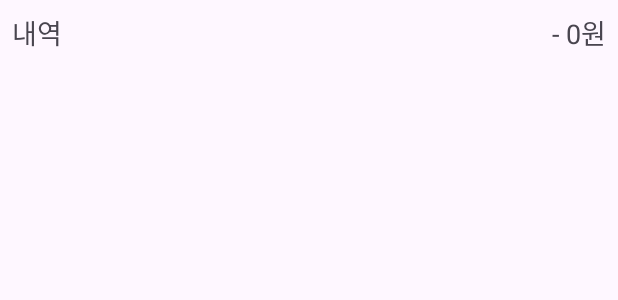
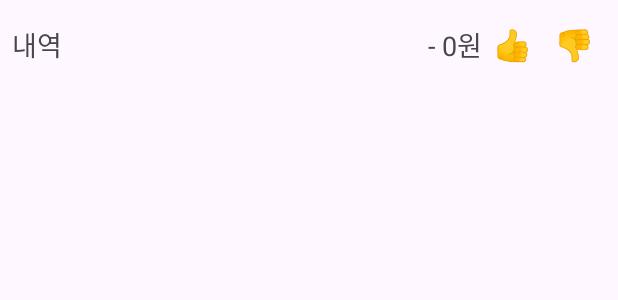
Before and after one commit to sujikim1130/SWU_GURU2_8, an Android app: the layout item_expense.xml on its own in the app's theme, with its tools: preview values and no code run, on a phone screen of 412 x 824 dp. Shown: the top 300 px of the screen. Run offline under Robolectric (Android 15) with nearby library versions, the phone set to English and light mode, and no system bars.

Commit message:
sub2 commit

```diff
--- a/app/src/main/java/com/example/financialledgerapp/ExpenseAdapter.kt
+++ b/app/src/main/java/com/example/financialledgerapp/ExpenseAdapter.kt
@@ -5,7 +5,7 @@ import android.view.View
 import android.view.ViewGroup
 import android.widget.TextView
 import androidx.recyclerview.widget.RecyclerView
-import com.example.financialledgerapp.Expense
+import androidx.core.content.ContextCompat
 
 class ExpenseAdapter(private var expenses: List<Expense>) : RecyclerView.Adapter<ExpenseAdapter.ExpenseViewHolder>() {
 
@@ -27,6 +27,17 @@ class ExpenseAdapter(private var expenses: List<Expense>) : RecyclerView.Adapter
             "- ${expense.amount.toInt()}원"
         }
         holder.textAmount.text = amountText
+
+        // 색상 변경: 수입이면 파랑색, 지출이면 빨간색
+        val textColor = if (expense.transactionType == "수입") {
+            R.color.blue
+        } else {
+            R.color.red
+        }
+
+        // 텍스트 색상 변경
+        holder.textDetail.setTextColor(ContextCompat.getColor(holder.itemView.context, textColor))
+        holder.textAmount.setTextColor(ContextCompat.getColor(holder.itemView.context, textColor))
     }
 
     override fun getItemCount(): Int {
--- a/app/src/main/res/layout/item_expense.xml
+++ b/app/src/main/res/layout/item_expense.xml
@@ -21,4 +21,27 @@
         android:textSize="18sp"
         android:gravity="end"
         android:text="- 0원" />
+
+    <!-- 만족도 버튼 (이모지 사용) -->
+    <TextView
+        android:id="@+id/thumbsUp"
+        android:layout_width="wrap_content"
+        android:layout_height="wrap_content"
+        android:text="👍"
+        android:textSize="20sp"
+        android:padding="8dp"
+        android:textColor="@color/gray"
+        android:clickable="true"
+        android:focusable="true" />
+
+    <TextView
+        android:id="@+id/thumbsDown"
+        android:layout_width="wrap_content"
+        android:layout_height="wrap_content"
+        android:text="👎"
+        android:textSize="20sp"
+        android:padding="8dp"
+        android:textColor="@color/gray"
+        android:clickable="true"
+        android:focusable="true" />
 </LinearLayout>
--- a/app/src/main/res/values/colors.xml
+++ b/app/src/main/res/values/colors.xml
@@ -2,4 +2,8 @@
 <resources>
     <color name="black">#FF000000</color>
     <color name="white">#FFFFFFFF</color>
+    <color name="gray">#888888</color>
+    <color name="red">#FF6347</color>
+    <color name="blue">#4169E1</color>
+
 </resources>
```
